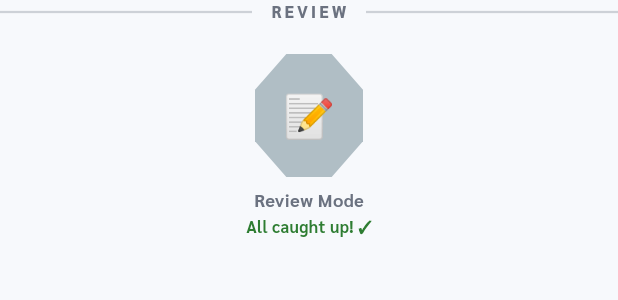
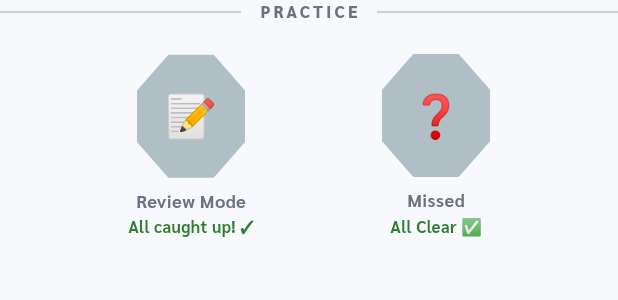
Before and after one commit to Makwaio/Thailingo, a Flutter app: the _ReviewSection widget shown alone on an empty page, opened directly with empty values, on a phone screen of 412 x 824 dp. Shown: the top 300 px of the screen. Run offline on Flutter 3.47's test engine with Material 3 defaults, Android fonts, the phone set to English and light mode, and no system bars; drawn by our look-alikes of flutter_animate; our stand-ins replace cloud_firestore, firebase_auth, firebase_core, google_sign_in, just_audio, shared_preferences; accounts and stored records are empty; project files that could hold a hidden picture were left out.

Commit message:
Add missed questions octagon and Firestore upload script
- MissedQuestionsService: tracks words not shown in a lesson session
- LessonScreen: records missed words when lesson reaches 3 stars
- MissedReviewScreen: orange-themed review session for missed words
- HomeScreen: side-by-side Review + Missed octagons under PRACTICE header
- PatchNotesService: add missed questions entry to v1.0.5 notes
- scripts/upload_all_content.py: uploads all 43 lessons + 6 patch notes

Co-Authored-By: Claude Sonnet 4.6 <noreply@anthropic.com>

```diff
--- a/lib/screens/home_screen.dart
+++ b/lib/screens/home_screen.dart
@@ -7,6 +7,7 @@ import '../models/user_progress.dart';
 import '../services/lesson_service.dart';
 import '../services/progress_service.dart';
 import '../services/review_service.dart';
+import '../services/missed_questions_service.dart';
 import '../services/firebase_service.dart';
 import '../services/user_service.dart';
 import '../ui/theme/app_theme.dart';
@@ -16,6 +17,7 @@ import '../services/patch_notes_service.dart';
 import 'lesson_screen.dart';
 import 'login_screen.dart';
 import 'review_screen.dart';
+import 'missed_review_screen.dart';
 import 'settings_screen.dart';
 import 'stats_screen.dart';
 import 'guide_book_screen.dart';
@@ -144,6 +146,7 @@ class _HomeScreenState extends State<HomeScreen> with WidgetsBindingObserver {
   List<Lesson> _lessons = [];
   UserProgress _progress = UserProgress();
   int _reviewCount = 0;
+  int _missedCount = 0;
   bool _loading = true;
   _StreakStatus _streakStatus = _StreakStatus.none;
   bool _bannerVisible = false;
@@ -189,6 +192,7 @@ class _HomeScreenState extends State<HomeScreen> with WidgetsBindingObserver {
     final lessons = await _lessonService.loadAllLessons();
     final progress = await _progressService.load();
     final reviewCount = await ReviewService().getCount();
+    final missedCount = await MissedQuestionsService().getMissedCount();
 
     final today = DateTime.now().toIso8601String().substring(0, 10);
     final yesterday = DateTime.now()
@@ -243,6 +247,7 @@ class _HomeScreenState extends State<HomeScreen> with WidgetsBindingObserver {
         _lessons = lessons;
         _progress = progress;
         _reviewCount = reviewCount;
+        _missedCount = missedCount;
         _loading = false;
         _streakStatus = status;
         _bannerVisible = status != _StreakStatus.none;
@@ -382,7 +387,12 @@ class _HomeScreenState extends State<HomeScreen> with WidgetsBindingObserver {
 
     // ── Review ──
     items.add(const SizedBox(height: 24));
-    items.add(_ReviewSection(count: _reviewCount, onTap: _startReview));
+    items.add(_ReviewSection(
+      count: _reviewCount,
+      onTap: _startReview,
+      missedCount: _missedCount,
+      onMissedTap: _startMissedReview,
+    ));
 
     return items;
   }
@@ -868,6 +878,31 @@ class _HomeScreenState extends State<HomeScreen> with WidgetsBindingObserver {
       context,
       PageRouteBuilder(
         pageBuilder: (_, anim, __) => const ReviewScreen(),
+        transitionsBuilder: (_, anim, __, child) => SlideTransition(
+          position: Tween<Offset>(begin: const Offset(1, 0), end: Offset.zero)
+              .animate(CurvedAnimation(parent: anim, curve: Curves.easeInOut)),
+          child: child,
+        ),
+        transitionDuration: const Duration(milliseconds: 350),
+      ),
+    );
+    if (mounted) _load();
+  }
+
+  Future<void> _startMissedReview() async {
+    if (_missedCount == 0) {
+      ScaffoldMessenger.of(context).showSnackBar(
+        const SnackBar(
+          content: Text('No missed words yet! Earn 3 stars on a lesson first.'),
+          duration: Duration(seconds: 2),
+        ),
+      );
+      return;
+    }
+    await Navigator.push<bool>(
+      context,
+      PageRouteBuilder(
+        pageBuilder: (_, anim, __) => const MissedReviewScreen(),
         transitionsBuilder: (_, anim, __, child) => SlideTransition(
           position: Tween<Offset>(begin: const Offset(1, 0), end: Offset.zero)
               .animate(CurvedAnimation(parent: anim, curve: Curves.easeInOut)),
@@ -1948,44 +1983,63 @@ class _WeeklyRankBanner extends StatelessWidget {
 class _ReviewSection extends StatefulWidget {
   final int count;
   final VoidCallback onTap;
-  const _ReviewSection({required this.count, required this.onTap});
+  final int missedCount;
+  final VoidCallback onMissedTap;
+
+  const _ReviewSection({
+    required this.count,
+    required this.onTap,
+    required this.missedCount,
+    required this.onMissedTap,
+  });
 
   @override
   State<_ReviewSection> createState() => _ReviewSectionState();
 }
 
 class _ReviewSectionState extends State<_ReviewSection>
-    with SingleTickerProviderStateMixin {
-  late AnimationController _bobble;
+    with TickerProviderStateMixin {
+  late AnimationController _reviewBobble;
+  late AnimationController _missedBobble;
 
   @override
   void initState() {
     super.initState();
-    _bobble = AnimationController(
+    _reviewBobble = AnimationController(
         vsync: this, duration: const Duration(milliseconds: 1800));
-    if (widget.count > 0) _bobble.repeat(reverse: true);
+    _missedBobble = AnimationController(
+        vsync: this, duration: const Duration(milliseconds: 1600));
+    if (widget.count > 0) _reviewBobble.repeat(reverse: true);
+    if (widget.missedCount > 0) _missedBobble.repeat(reverse: true);
   }
 
   @override
   void didUpdateWidget(_ReviewSection old) {
     super.didUpdateWidget(old);
-    if (widget.count > 0 && !_bobble.isAnimating) {
-      _bobble.repeat(reverse: true);
-    } else if (widget.count == 0 && _bobble.isAnimating) {
-      _bobble.stop();
+    if (widget.count > 0 && !_reviewBobble.isAnimating) {
+      _reviewBobble.repeat(reverse: true);
+    } else if (widget.count == 0 && _reviewBobble.isAnimating) {
+      _reviewBobble.stop();
+    }
+    if (widget.missedCount > 0 && !_missedBobble.isAnimating) {
+      _missedBobble.repeat(reverse: true);
+    } else if (widget.missedCount == 0 && _missedBobble.isAnimating) {
+      _missedBobble.stop();
     }
   }
 
   @override
   void dispose() {
-    _bobble.dispose();
+    _reviewBobble.dispose();
+    _missedBobble.dispose();
     super.dispose();
   }
 
   @override
   Widget build(BuildContext context) {
-    final active = widget.count > 0;
-    final bubbleColor = active ? const Color(0xFF7C3AED) : AppTheme.locked;
+    final reviewActive = widget.count > 0;
+    final missedActive = widget.missedCount > 0;
+    final headerActive = reviewActive || missedActive;
 
     return Column(
       children: [
@@ -1993,7 +2047,7 @@ class _ReviewSectionState extends State<_ReviewSection>
           children: [
             Expanded(
                 child: Divider(
-                    color: (active
+                    color: (headerActive
                             ? const Color(0xFF7C3AED)
                             : AppTheme.textSecondary)
                         .withValues(alpha: 0.3),
@@ -2001,12 +2055,12 @@ class _ReviewSectionState extends State<_ReviewSection>
             Padding(
               padding: const EdgeInsets.symmetric(horizontal: 12),
               child: Text(
-                'REVIEW',
+                'PRACTICE',
                 style: TextStyle(
                   fontSize: 11,
                   fontWeight: FontWeight.w800,
                   letterSpacing: 2,
-                  color: active
+                  color: headerActive
                       ? const Color(0xFF7C3AED)
                       : AppTheme.textSecondary,
                 ),
@@ -2014,7 +2068,7 @@ class _ReviewSectionState extends State<_ReviewSection>
             ),
             Expanded(
                 child: Divider(
-                    color: (active
+                    color: (headerActive
                             ? const Color(0xFF7C3AED)
                             : AppTheme.textSecondary)
                         .withValues(alpha: 0.3),
@@ -2022,12 +2076,26 @@ class _ReviewSectionState extends State<_ReviewSection>
           ],
         ),
         const SizedBox(height: 20),
-        GestureDetector(
+        Row(
+          mainAxisAlignment: MainAxisAlignment.spaceEvenly,
+          children: [
+            _buildReviewBubble(reviewActive),
+            _buildMissedBubble(missedActive),
+          ],
+        ),
+        const SizedBox(height: 32),
+      ],
+    ).animate().fadeIn(duration: 500.ms, delay: 100.ms);
+  }
+
+  Widget _buildReviewBubble(bool active) {
+    final bubbleColor = active ? const Color(0xFF7C3AED) : AppTheme.locked;
+    return GestureDetector(
       onTap: widget.onTap,
       child: AnimatedBuilder(
-            animation: _bobble,
+        animation: _reviewBobble,
         builder: (_, child) => Transform.translate(
-              offset: Offset(0, active ? (_bobble.value - 0.5) * 8 : 0),
+          offset: Offset(0, active ? (_reviewBobble.value - 0.5) * 8 : 0),
           child: child,
         ),
         child: Column(
@@ -2035,7 +2103,6 @@ class _ReviewSectionState extends State<_ReviewSection>
             Stack(
               clipBehavior: Clip.none,
               children: [
-                    // Hex shape for review bubble
                 SizedBox(
                   width: 72,
                   height: 82,
@@ -2044,12 +2111,9 @@ class _ReviewSectionState extends State<_ReviewSection>
                     children: [
                       CustomPaint(
                         size: const Size(72, 82),
-                            painter: _OctagonPainter(
-                              fillColor: bubbleColor,
-                            ),
-                          ),
-                          const Text('📝',
-                              style: TextStyle(fontSize: 28)),
+                        painter: _OctagonPainter(fillColor: bubbleColor),
+                      ),
+                      const Text('📝', style: TextStyle(fontSize: 28)),
                     ],
                   ),
                 ),
@@ -2062,10 +2126,9 @@ class _ReviewSectionState extends State<_ReviewSection>
                           horizontal: 6, vertical: 2),
                       decoration: BoxDecoration(
                         color: AppTheme.thaiRed,
-                            borderRadius: BorderRadius.circular(
-                                AppTheme.radiusFull),
-                            border: Border.all(
-                                color: Colors.white, width: 1.5),
+                        borderRadius:
+                            BorderRadius.circular(AppTheme.radiusFull),
+                        border: Border.all(color: Colors.white, width: 1.5),
                       ),
                       child: Text('${widget.count}',
                           style: const TextStyle(
@@ -2099,9 +2162,83 @@ class _ReviewSectionState extends State<_ReviewSection>
           ],
         ),
       ),
-        ),
-        const SizedBox(height: 32),
-      ],
-    ).animate().fadeIn(duration: 500.ms, delay: 100.ms);
-  }
-}
+    );
+  }
+
+  Widget _buildMissedBubble(bool active) {
+    final bubbleColor = active ? const Color(0xFFE65100) : AppTheme.locked;
+    return GestureDetector(
+      onTap: widget.onMissedTap,
+      child: AnimatedBuilder(
+        animation: _missedBobble,
+        builder: (_, child) => Transform.translate(
+          offset: Offset(0, active ? (_missedBobble.value - 0.5) * 8 : 0),
+          child: child,
+        ),
+        child: Column(
+          children: [
+            Stack(
+              clipBehavior: Clip.none,
+              children: [
+                SizedBox(
+                  width: 72,
+                  height: 82,
+                  child: Stack(
+                    alignment: Alignment.center,
+                    children: [
+                      CustomPaint(
+                        size: const Size(72, 82),
+                        painter: _OctagonPainter(fillColor: bubbleColor),
+                      ),
+                      const Text('❓', style: TextStyle(fontSize: 28)),
+                    ],
+                  ),
+                ),
+                if (active)
+                  Positioned(
+                    top: -4,
+                    right: -4,
+                    child: Container(
+                      padding: const EdgeInsets.symmetric(
+                          horizontal: 6, vertical: 2),
+                      decoration: BoxDecoration(
+                        color: AppTheme.thaiRed,
+                        borderRadius:
+                            BorderRadius.circular(AppTheme.radiusFull),
+                        border: Border.all(color: Colors.white, width: 1.5),
+                      ),
+                      child: Text('${widget.missedCount}',
+                          style: const TextStyle(
+                              fontSize: 11,
+                              fontWeight: FontWeight.w900,
+                              color: Colors.white)),
+                    ),
+                  ),
+              ],
+            ),
+            const SizedBox(height: 6),
+            Text('Missed',
+                style: TextStyle(
+                    fontSize: 12,
+                    fontWeight: FontWeight.w700,
+                    color: active
+                        ? AppTheme.textPrimary
+                        : AppTheme.textSecondary)),
+            const SizedBox(height: 2),
+            Text(
+              active
+                  ? '${widget.missedCount} ${widget.missedCount == 1 ? 'word' : 'words'} to catch up'
+                  : 'All Clear ✅',
+              style: TextStyle(
+                  fontSize: 11,
+                  color: active
+                      ? AppTheme.textSecondary
+                      : const Color(0xFF2E7D32),
+                  fontWeight: FontWeight.w600),
+            ),
+          ],
+        ),
+      ),
+    );
+  }
+}
--- a/lib/services/patch_notes_service.dart
+++ b/lib/services/patch_notes_service.dart
@@ -182,12 +182,13 @@ class PatchNotesService {
           'date': Timestamp.now(),
           'type': 'major',
           'notes': [
-            'Stage 1 expanded to 28 lessons with new unlock order',
+            'Stage 1 expanded to 28 lessons with new beginner-friendly unlock order',
             'Hexagons redesigned as octagons with layered star borders (bronze/silver/gold)',
             'Smooth green→indigo color gradient across Stage 1',
             'Stage 1 phonetic-only mode — learn sounds before English translations',
             'No conversation exercises in Stage 1 — stays focused on vocabulary',
             'Stage 1 star tally card shows bronze/silver/gold progress',
+            'Missed Questions review mode — practice words you never saw in a session',
             'Lessons now pad to 20 questions minimum for longer practice sessions',
             'Words Learned shown prominently in stats',
             'Keyboard no longer blocks typing challenge input field',
```
Also changed, not shown: lib/screens/lesson_screen.dart (+15 -0 lines), lib/screens/missed_review_screen.dart (added, +444 -0 lines), lib/services/missed_questions_service.dart (added, +65 -0 lines), 1 other file. Lines whose indentation alone changed are shown as unchanged.
